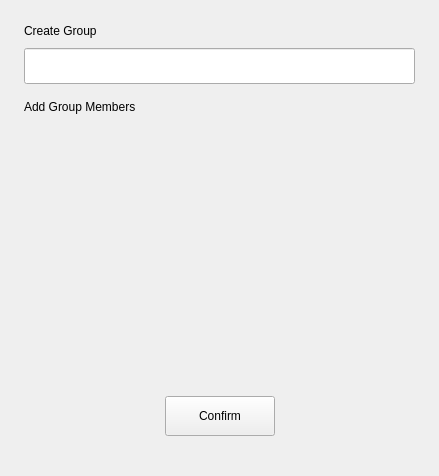
Above: plugins/group/src/pages/create-group-page/create-group-page.ui from openeuler-mirror/kiran-control-panel before the change. Below: the same form after it.
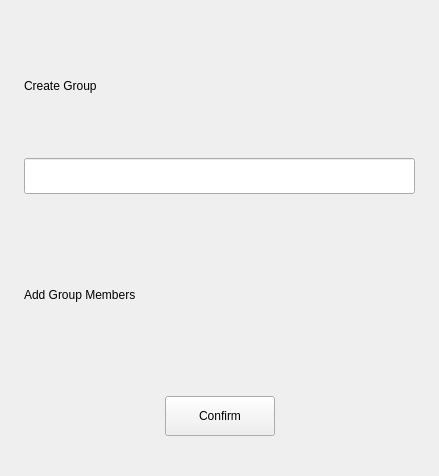
That is the form after the change. Custom widgets are drawn as their Qt base class.

```diff
--- a/plugins/group/src/pages/create-group-page/create-group-page.ui
+++ b/plugins/group/src/pages/create-group-page/create-group-page.ui
@@ -86,19 +86,6 @@
      </item>
     </layout>
    </item>
-   <item>
-    <spacer name="verticalSpacer">
-     <property name="orientation">
-      <enum>Qt::Vertical</enum>
-     </property>
-     <property name="sizeHint" stdset="0">
-      <size>
-       <width>20</width>
-       <height>40</height>
-      </size>
-     </property>
-    </spacer>
-   </item>
    <item>
     <layout class="QHBoxLayout" name="horizontalLayout_2">
      <property name="spacing">
```
